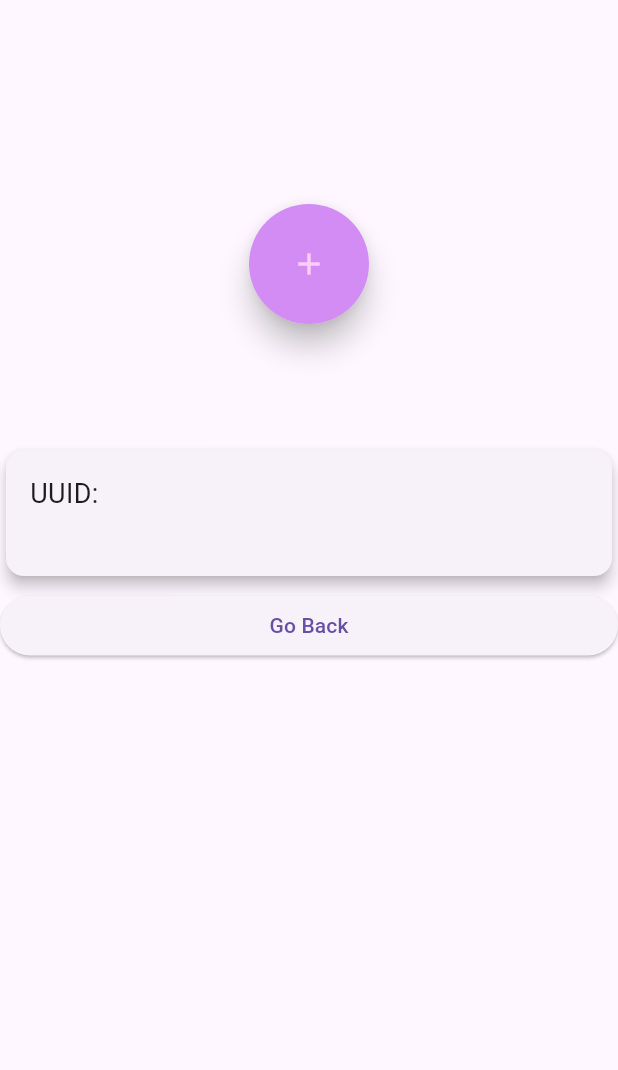
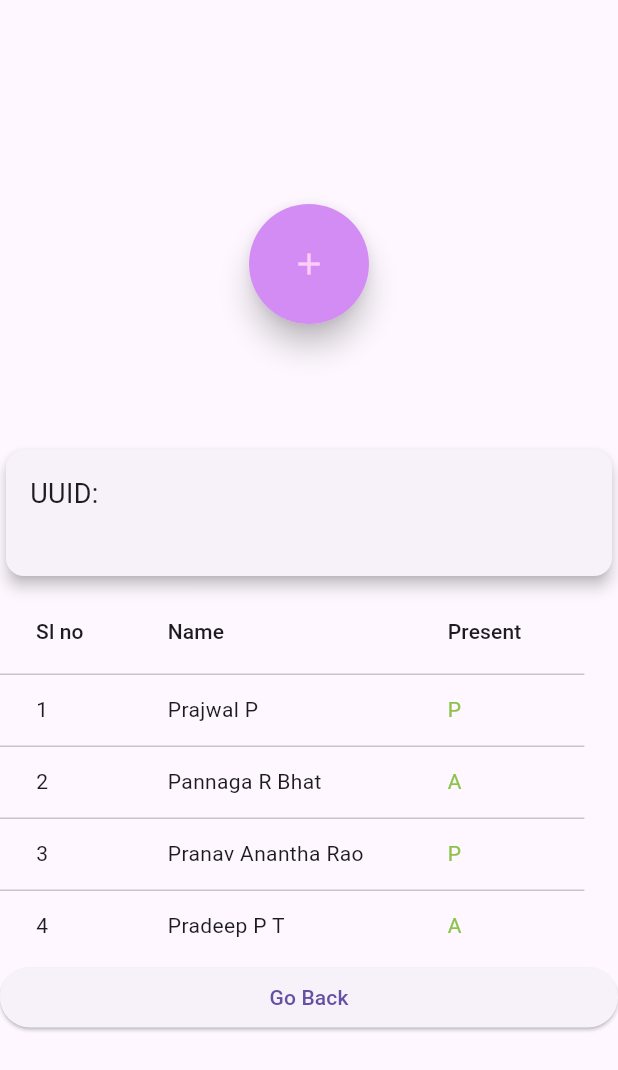
Before and after one commit to PranavRao30/AttendEase, a Flutter app: the GlowingButtonPage screen opened directly, on a phone screen of 412 x 824 dp. Shown: the top 1070 px of the screen. Run offline on Flutter 3.47's test engine with Material 3 defaults, Android fonts, the light colour scheme and no system bars; drawn by our look-alikes of avatar_glow; our stand-ins replace cloud_firestore, curved_navigation_bar, firebase_auth, firebase_core, flutter_blue_plus, google_fonts and 2 more; missing offline and left inert: beacon_broadcast, flutter_beacon, info_popup; accounts and stored records are empty.

Commit message:
table part

```diff
--- a/lib/Backend/fetch_data.dart
+++ b/lib/Backend/fetch_data.dart
@@ -1,25 +1,44 @@
-import 'package:cloud_firestore/cloud_firestore.dart';
+import 'package:attend_ease/Teachers_DashBoard/Teachers_Dashboard.dart';
 
-var Course_Names = <String>[];
-var Course_Code = <String>[];
-var classesHeld = <String>[];
-var sections_branch_list = <String>[];
+class get_table {
+  final int slno;
+  final String name;
+  final String Present;
 
-fetch_Teachers_Data(List<String> course_id) async {
-  var course_data;
-  for (int i = 0; i < course_id.length; i++) {
-    DocumentSnapshot documentSnapshot = await FirebaseFirestore.instance
-        .collection("Courses")
-        .doc(course_id[i])
-        .get();
-    course_data = documentSnapshot.data();
-    Course_Names.add(course_data["Course_Name"]);
+  get_table(
+      {required this.slno,
+      required this.name,
+      required this.Present,
+      });
+}
+// Table
+getting_students_table() async {
 
-    Course_Code.add(course_data['Course_Code']);
-    sections_branch_list.add(
-        "${course_data['Semester']}${course_data['Section']} | ${course_data['Branch']}");
-    classesHeld.add("Classes Held: ${course_data['Classes_Held']}");
-  }
+}
 
-  print(Course_Code);
-}
+
+
+List<get_table> Students_data = [
+  get_table(
+      slno: 1,
+      name: "Prajwal P",
+
+      Present: "P",
+      ),
+  get_table(
+      slno: 2,
+      name: "Pannaga R Bhat",
+
+      Present: "A",
+      ),
+  get_table(
+      slno: 3,
+      name: "Pranav Anantha Rao",
+      Present: "P",
+      ),
+  get_table(
+      slno: 4,
+      name: "Pradeep P T",
+      Present: "A",
+      ),
+];
--- a/lib/Bluetooth/broadcast.dart
+++ b/lib/Bluetooth/broadcast.dart
@@ -2,13 +2,18 @@ import 'package:flutter/material.dart';
 import 'package:avatar_glow/avatar_glow.dart';
 import 'dart:async';
 import 'package:beacon_broadcast/beacon_broadcast.dart';
+import 'package:flutter/rendering.dart';
 import 'package:permission_handler/permission_handler.dart';
 import 'package:flutter_blue_plus/flutter_blue_plus.dart';
-String genratedUUID="";
+import 'package:attend_ease/Teachers_DashBoard/Teachers_Dashboard.dart';
+import 'package:attend_ease/Backend/fetch_data.dart';
+
+String genratedUUID = "";
+
 class Broadcast_Land extends StatelessWidget {
   final String text;
-  Broadcast_Land(this.text){
-    genratedUUID=text;
+  Broadcast_Land(this.text) {
+    genratedUUID = text;
   }
 
   @override
@@ -25,7 +30,6 @@ class Broadcast_Land extends StatelessWidget {
       ),
     );
   }
-
 }
 
 class GlowingButtonPage extends StatefulWidget {
@@ -34,6 +38,9 @@ class GlowingButtonPage extends StatefulWidget {
 }
 
 class _GlowingButtonPageState extends State<GlowingButtonPage> {
+  // copy of list
+  List<get_table> _data = List.from(Students_data);
+  bool is_sort = true;
 
   bool _isGlowing = false;
   Timer? _glowTimer;
@@ -64,7 +71,9 @@ Widget build(BuildContext context) {
         appBar: AppBar(
             // title: Text('Glowing Button Page'),
             ),
-      body: Column(
+        body: SingleChildScrollView(
+          scrollDirection: Axis.vertical,
+          child: Column(
             mainAxisAlignment: MainAxisAlignment.start,
             children: <Widget>[
               SizedBox(height: 80), // Adjust the height to move the button down
@@ -77,7 +86,8 @@ Widget build(BuildContext context) {
                     child: CircleAvatar(
                       backgroundColor: Color.fromARGB(180, 193, 95, 240),
                       child: IconButton(
-                    icon: Icon(Icons.add, color: const Color.fromARGB(255, 255, 206, 248)),
+                        icon: Icon(Icons.add,
+                            color: const Color.fromARGB(255, 255, 206, 248)),
                         onPressed: () async {
                           _startGlow();
                           await FlutterBluePlus.turnOn();
@@ -101,7 +111,9 @@ Widget build(BuildContext context) {
                 ),
               ),
               SizedBox(height: 80),
-          Column(
+              SingleChildScrollView(
+                  scrollDirection: Axis.vertical,
+                  child: Column(
                       crossAxisAlignment: CrossAxisAlignment.stretch,
                       mainAxisAlignment: MainAxisAlignment.start,
                       children: <Widget>[
@@ -110,12 +122,12 @@ Widget build(BuildContext context) {
                             child: Padding(
                               padding: const EdgeInsets.all(16.0),
                               child: Text(
-                  "UUID:\n"+genratedUUID,
+                                "UUID:\n" + genratedUUID,
                                 style: TextStyle(fontSize: 18.0),
                               ),
-                )
-              ),
+                            )),
                         SizedBox(height: 5),
+
                         //   Card(
                         //   elevation: 4.0,
                         //   child: Padding(
@@ -126,21 +138,86 @@ Widget build(BuildContext context) {
                         //     ),
                         //   ),
                         // ),
+
+                        SingleChildScrollView(
+                          scrollDirection: Axis.horizontal,
+                          child: DataTable(
+                              columns: _createColumns(), rows: _createRows()),
+                        ),
+
                         ElevatedButton(
                           child: Text('Go Back'),
                           onPressed: () {
-
+                            Navigator.push(
+                                context,
+                                MaterialPageRoute(
+                                    builder: (context) =>
+                                        Teachers_Dashboard()));
                           },
                         ),
-            ]
-          )
+                      ]))
             ],
           ),
+        ));
+  }
+
+  List<DataRow> _createRows() {
+    return _data.map((e) {
+      return DataRow(
+        cells: [
+          DataCell(Text(e.slno.toString())),
+          DataCell(Text(e.name)),
+          DataCell(Text(
+            e.Present,
+            style: TextStyle(color: Colors.lightGreen),
+          )),
+        ],
+      );
+    }).toList();
+  }
+
+  List<DataColumn> _createColumns() {
+    return [
+      DataColumn(label: Text("Sl no")),
+      DataColumn(
+        label: Text("Name"),
+        onSort: (columnIndex, _) {
+          setState(() {
+            if (is_sort) {
+              _data.sort(
+                (a, b) => a.name.compareTo(b.name),
+              );
+            } else {
+              _data.sort(
+                (a, b) => b.name.compareTo(a.name),
               );
             }
+
+            is_sort = !is_sort;
+          });
+        },
+      ),
+      DataColumn(
+        label: Text("Present"),
+        onSort: (columnIndex, _) {
+          setState(() {
+            if (is_sort) {
+              _data.sort(
+                (a, b) => a.Present.compareTo(b.Present),
+              );
+            } else {
+              _data.sort(
+                (a, b) => b.Present.compareTo(a.Present),
+              );
             }
 
-
+            is_sort = !is_sort;
+          });
+        },
+      ),
+    ];
+  }
+}
 
 Future<void> requestPermissions() async {
   await [
@@ -150,7 +227,6 @@ Widget build(BuildContext context) {
 }
 
 Future<void> startBeaconBroadcast() async {
-
   BeaconBroadcast beaconBroadcast = BeaconBroadcast();
 
   // Set UUID, major, and minor values for the beacon
@@ -161,7 +237,8 @@ Widget build(BuildContext context) {
       .setTransmissionPower(-59);
 
   // Check if the device supports beacon transmission
-    BeaconStatus transmissionSupportStatus = await beaconBroadcast.checkTransmissionSupported();
+  BeaconStatus transmissionSupportStatus =
+      await beaconBroadcast.checkTransmissionSupported();
   switch (transmissionSupportStatus) {
     case BeaconStatus.supported:
       // You're good to go, you can advertise as a beacon
@@ -194,5 +271,4 @@ Widget build(BuildContext context) {
     beaconBroadcast.stop();
     print('Beacon broadcasting stopped after 10 seconds.');
   });
-
 }
--- a/lib/Teachers_DashBoard/Add_Subject.dart
+++ b/lib/Teachers_DashBoard/Add_Subject.dart
@@ -628,6 +628,7 @@ class _MyHomePageState extends State<MyHomePage> {
 
                                   // Submit
                                   ElevatedButton(
+
                                       style: ElevatedButton.styleFrom(
                                         backgroundColor:
                                             Color.fromRGBO(184, 163, 255, 1),
--- a/lib/start_screen.dart
+++ b/lib/start_screen.dart
@@ -9,6 +9,7 @@ import 'package:attend_ease/Student_Dashboard/Add_Details.dart';
 import 'package:attend_ease/Backend/add_data.dart';
 import 'package:attend_ease/Backend/fetch_data.dart';
 import 'package:google_fonts/google_fonts.dart';
+import 'package:intl/intl.dart';
 
 var get_student_data;
 
@@ -43,12 +44,15 @@ class StartScreen extends StatelessWidget {
                   Provider.of<GoogleSignInProvider>(context, listen: false);
               await provider.googleLogin();
 
-              //
               if (provider.user != null) {
                 // User is signed in
                 // Navigate to the next screen.
+                var current_user = provider.user!.displayName;
+                var email_list = emailName.toString().split('.');
 
-                var email_list = emailName.toString().split('.');
+                // DateTime time = DateTime.now();
+                // String formatted_time = DateFormat("HH:mm:ss").format(time);
+
                 print(email_list[1].substring(0, 2));
                 if (emailName.toString().contains("cse")) {
                   add_Teachers_data(0);
@@ -68,7 +72,10 @@ class StartScreen extends StatelessWidget {
                   print(documentSnapshot.exists);
                   // creating a document
                   if (!documentSnapshot.exists) {
+
+
                     add_student_map = {
+                      "student_name": current_user,
                       "status_of_joining": false,
                       "student_id": emailName,
                       "Student_name": emailName.toString(),
```
Also changed, not shown: lib/Backend/add_data.dart (+38 -5 lines), lib/Teachers_DashBoard/Teachers_Dashboard.dart (+1 -8 lines). Lines whose indentation alone changed are shown as unchanged.
